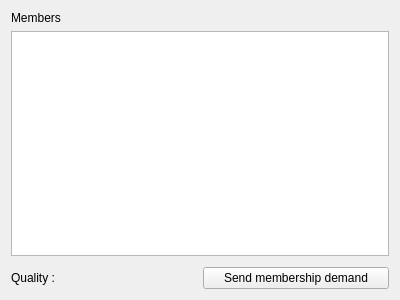
Qt form res/ui/communityTabWidget.ui (duniter/sakia) before a commit.
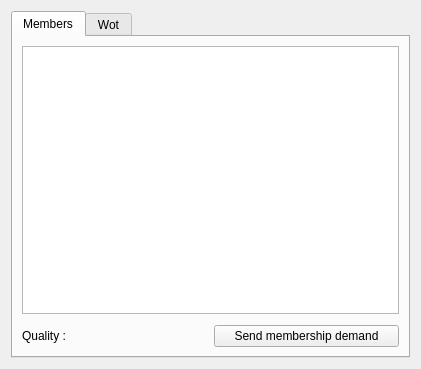
The same form after that commit. The open tabs and pages were chosen to show the change.

Commit message:
Wot view integrated in the community tab
browsing and "me" button are working
todo: search function and arc color based on currency certifications config

```diff
--- a/res/ui/communityTabWidget.ui
+++ b/res/ui/communityTabWidget.ui
@@ -6,8 +6,8 @@
    <rect>
     <x>0</x>
     <y>0</y>
-    <width>400</width>
-    <height>300</height>
+    <width>421</width>
+    <height>369</height>
    </rect>
   </property>
   <property name="windowTitle">
@@ -15,14 +15,17 @@
   </property>
   <layout class="QHBoxLayout" name="horizontalLayout">
    <item>
-    <layout class="QVBoxLayout" name="verticalLayout_6">
-     <item>
-      <widget class="QLabel" name="label">
-       <property name="text">
+    <widget class="QTabWidget" name="tabs_community">
+     <property name="currentIndex">
+      <number>1</number>
+     </property>
+     <widget class="QWidget" name="tab_members">
+      <attribute name="title">
         <string>Members</string>
-       </property>
-      </widget>
-     </item>
+      </attribute>
+      <layout class="QVBoxLayout" name="verticalLayout">
+       <item>
+        <layout class="QVBoxLayout" name="verticalLayout_6">
      <item>
       <widget class="QListView" name="list_community_members"/>
      </item>
@@ -52,8 +55,15 @@
      </item>
     </layout>
    </item>
-   <item>
-    <layout class="QVBoxLayout" name="verticalLayout"/>
+      </layout>
+     </widget>
+     <widget class="QWidget" name="tab_wot">
+      <attribute name="title">
+       <string>Wot</string>
+      </attribute>
+      <layout class="QVBoxLayout" name="verticalLayout_2"/>
+     </widget>
+    </widget>
    </item>
   </layout>
  </widget>
```
Lines whose indentation alone changed are shown as unchanged. The commit also changes 6 other files.
